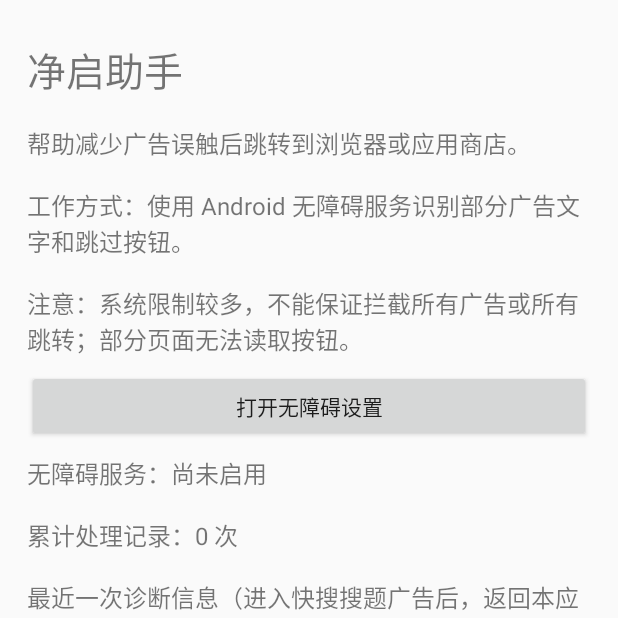
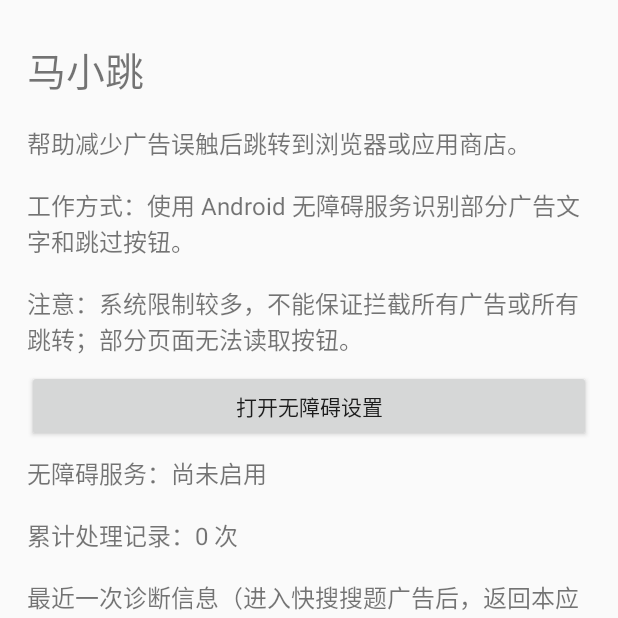
Before and after one commit to zyn63472-pixel/CleanLaunch, an Android app: the screen it shows after launch (MainActivity), on a phone screen of 412 x 824 dp, the top half of it. Run offline under Robolectric (Android 15) with nearby library versions, the phone set to English and light mode, and no system bars.

Commit message:
Show Ma Xiaotiao app title in main screen

```diff
--- a/app/src/main/java/com/cleanlaunch/guard/MainActivity.kt
+++ b/app/src/main/java/com/cleanlaunch/guard/MainActivity.kt
@@ -27,7 +27,7 @@ class MainActivity : Activity() {
             textSize = size
             setPadding(0, pad / 2, 0, pad / 2)
         }
-        root.addView(label("净启助手", 26f))
+        root.addView(label("马小跳", 26f))
         root.addView(label("帮助减少广告误触后跳转到浏览器或应用商店。"))
         root.addView(label("工作方式：使用 Android 无障碍服务识别部分广告文字和跳过按钮。"))
         root.addView(label("注意：系统限制较多，不能保证拦截所有广告或所有跳转；部分页面无法读取按钮。"))
```
